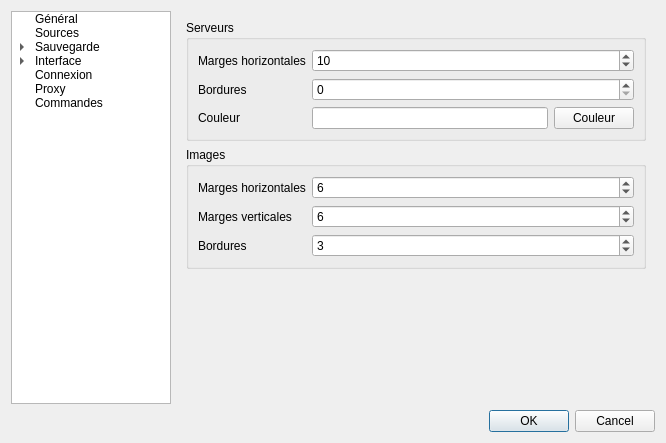
XanderMld/imgbrd-grabber, file ui/optionswindow.ui: the form before one commit.
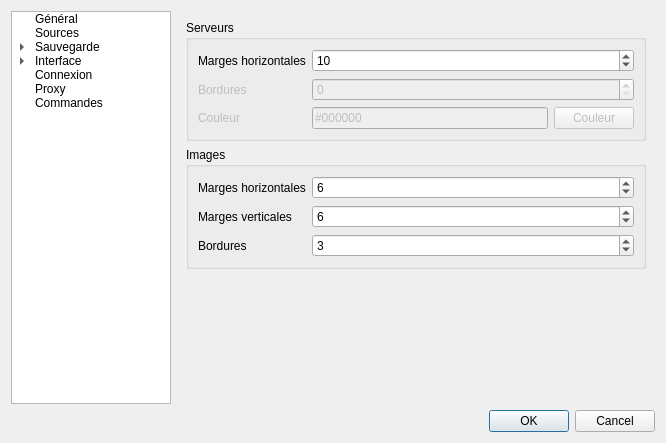
The form after the commit. Icons and pictures are not drawn.

The edit to the form file:
```diff
--- a/ui/optionswindow.ui
+++ b/ui/optionswindow.ui
@@ -1421,16 +1421,26 @@
             </item>
             <item row="1" column="0">
              <widget class="QLabel" name="label_67">
+              <property name="enabled">
+               <bool>false</bool>
+              </property>
               <property name="text">
                <string>Bordures</string>
               </property>
              </widget>
             </item>
             <item row="1" column="1">
-             <widget class="QSpinBox" name="spinServerBorders"/>
+             <widget class="QSpinBox" name="spinServerBorders">
+              <property name="enabled">
+               <bool>false</bool>
+              </property>
+             </widget>
             </item>
             <item row="2" column="0">
              <widget class="QLabel" name="label_68">
+              <property name="enabled">
+               <bool>false</bool>
+              </property>
               <property name="text">
                <string>Couleur</string>
               </property>
@@ -1439,10 +1449,20 @@
             <item row="2" column="1">
              <layout class="QHBoxLayout" name="horizontalLayout_16">
               <item>
-               <widget class="QLineEdit" name="lineBorderColor"/>
+               <widget class="QLineEdit" name="lineBorderColor">
+                <property name="enabled">
+                 <bool>false</bool>
+                </property>
+                <property name="text">
+                 <string>#000000</string>
+                </property>
+               </widget>
               </item>
               <item>
                <widget class="QPushButton" name="buttonBorderColor">
+                <property name="enabled">
+                 <bool>false</bool>
+                </property>
                 <property name="text">
                  <string>Couleur</string>
                 </property>
```
Left out of the diff: 7 changed lines with no effect on the pictures.
